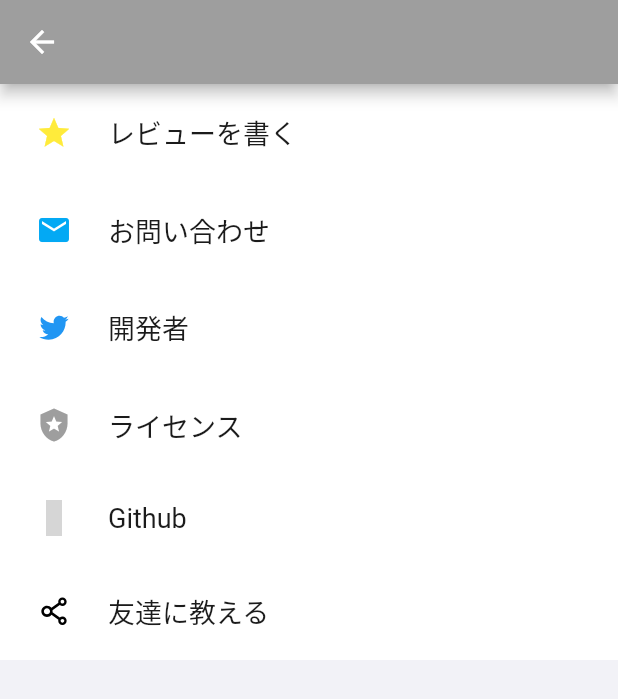
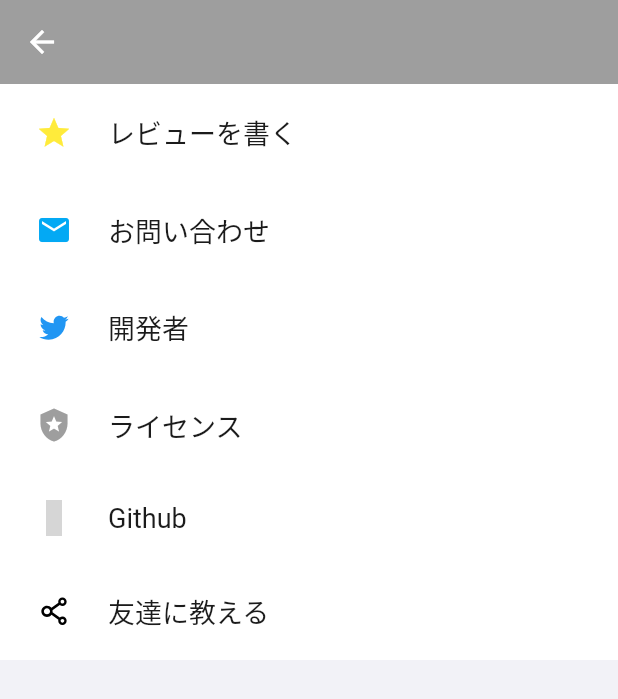
Before and after one commit to iseruuuuu/developer_count_up_app, a Flutter app: the SettingScreen screen opened directly with empty values, on a phone screen of 412 x 824 dp. Shown: the top 699 px of the screen. Run offline on Flutter 3.47's test engine with Material 2 defaults, Android fonts, the light colour scheme and no system bars; drawn by our look-alikes of settings_ui; our stand-ins replace flutter_easyloading, flutter_vector_icons, in_app_review, share, shared_preferences; missing offline and left inert: enum_to_string; accounts and stored records are empty; grey boxes are pictures that could not be loaded.

Commit message:
add1.0: elevationを0にした

```diff
--- a/lib/screen/setting_screen.dart
+++ b/lib/screen/setting_screen.dart
@@ -27,6 +27,7 @@ class _SettingScreenState extends State<SettingScreen> {
       backgroundColor: ColorConstant.backgroundColor,
       appBar: AppBar(
         backgroundColor: widget.rankColor,
+        elevation: 0,
       ),
       body: Column(
         children: [
@@ -47,6 +48,7 @@ class _SettingScreenState extends State<SettingScreen> {
                       ),
                       title: const Text('レビューを書く'),
                       onPressed: (context) async {
+                        //TODO エラーが出ているかも
                         await EasyLoading.show(status: 'loading....');
                         await Future.delayed(const Duration(seconds: 2));
                         final inAppReview = InAppReview.instance;
```
